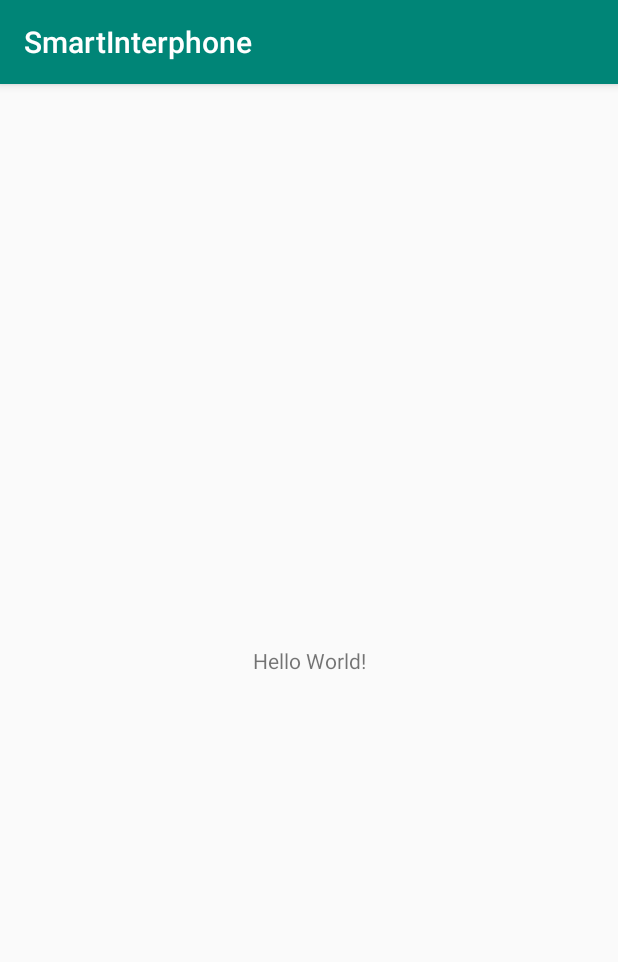
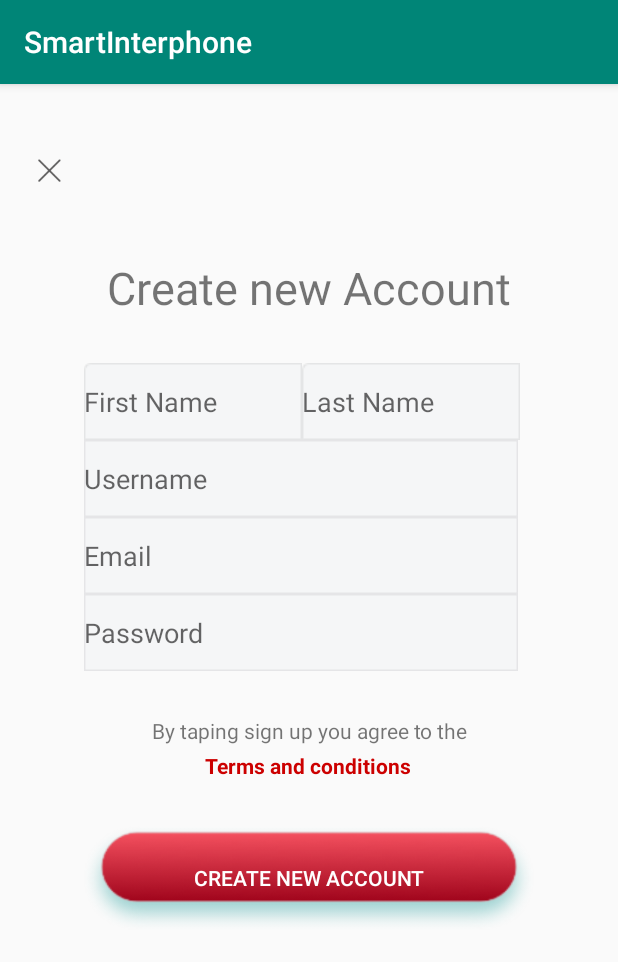
Before and after one commit to arshavin2000/SmartInterphone-Android, an Android app: the screen it shows after launch (MainActivity before the commit, SignUpActivity after it), on a phone screen of 412 x 824 dp. Shown: the top 962 px of the screen. Run offline under Robolectric (Android 15) with nearby library versions, the phone set to English and light mode, and no system bars.

Commit message:
singup xml
create the  signup interface

```diff
--- a/app/src/main/AndroidManifest.xml
+++ b/app/src/main/AndroidManifest.xml
@@ -12,7 +12,8 @@
         android:roundIcon="@mipmap/ic_launcher_round"
         android:supportsRtl="true"
         android:theme="@style/AppTheme">
-        <activity android:name=".MainActivity">
+        <activity android:name=".MainActivity"></activity>
+        <activity android:name=".SignUpActivity">
             <intent-filter>
                 <action android:name="android.intent.action.MAIN" />
 
--- /dev/null
+++ b/app/src/main/java/tn/esprit/innovotors/smartinterphone/SignUpActivity.java
@@ -0,0 +1,13 @@
+package tn.esprit.innovotors.smartinterphone;
+
+import android.support.v7.app.AppCompatActivity;
+import android.os.Bundle;
+
+public class SignUpActivity extends AppCompatActivity {
+
+    @Override
+    protected void onCreate(Bundle savedInstanceState) {
+        super.onCreate(savedInstanceState);
+        setContentView(R.layout.activity_sign_up);
+    }
+}
--- /dev/null
+++ b/app/src/main/res/layout/activity_sign_up.xml
@@ -0,0 +1,124 @@
+<?xml version="1.0" encoding="utf-8"?>
+<LinearLayout xmlns:android="http://schemas.android.com/apk/res/android"
+    xmlns:tools="http://schemas.android.com/tools"
+    android:layout_width="match_parent"
+    android:layout_height="match_parent"
+    android:orientation="vertical"
+    tools:context=".SignUpActivity">
+
+    <RelativeLayout
+        android:layout_width="match_parent"
+        android:layout_height="wrap_content"
+        android:layout_marginBottom="30dp">
+        <Button
+            android:layout_width="15dp"
+            android:layout_height="15dp"
+            android:id="@+id/exit"
+            android:background="@drawable/close"
+            android:layout_marginStart="25dp"
+            android:layout_marginTop="50dp"
+            android:layout_marginBottom="50dp"/>
+
+
+        <TextView
+            android:layout_width="wrap_content"
+            android:layout_height="wrap_content"
+            android:layout_below="@+id/exit"
+            android:layout_centerInParent="true"
+            android:layout_marginTop="0dp"
+            android:textSize="30sp"
+            android:text="@string/create_new_account" />
+
+    </RelativeLayout>
+
+    <RelativeLayout
+        android:layout_width="wrap_content"
+        android:layout_height="wrap_content"
+        android:layout_gravity="center"
+        android:gravity="center">
+        <EditText
+            android:id="@+id/name"
+            android:layout_width="wrap_content"
+            android:layout_height="wrap_content"
+            android:background="@drawable/field"
+            android:hint="@string/name_hint"
+            android:textAlignment="textStart"
+            />
+        <EditText
+            android:id="@+id/prename"
+            android:layout_width="wrap_content"
+            android:layout_height="wrap_content"
+            android:background="@drawable/field"
+            android:layout_toEndOf="@+id/name"
+            android:hint="@string/prename_hint"
+            android:textAlignment="textStart"/>
+        <EditText
+            android:id="@+id/username"
+            android:layout_width="wrap_content"
+            android:layout_height="wrap_content"
+            android:background="@drawable/field1"
+            android:layout_below="@+id/name"
+            android:hint="@string/username_hint"
+            android:textAlignment="textStart"
+            />
+        <EditText
+            android:inputType="textEmailAddress"
+            android:id="@+id/email"
+            android:layout_width="wrap_content"
+            android:layout_height="wrap_content"
+            android:background="@drawable/field1"
+            android:layout_below="@+id/username"
+            android:hint="@string/email_hint"
+            android:textAlignment="textStart"
+            />
+        <EditText
+            android:inputType="textPassword"
+            android:id="@+id/password"
+            android:layout_width="wrap_content"
+            android:layout_height="wrap_content"
+            android:background="@drawable/field1"
+            android:layout_below="@+id/email"
+            android:hint="@string/password_hint"
+            android:textAlignment="textStart"
+            />
+
+
+        <TextView
+            android:layout_marginTop="30dp"
+            android:layout_below="@id/password"
+            android:gravity="center"
+            android:id="@+id/text1"
+            android:layout_width="wrap_content"
+            android:layout_height="wrap_content"
+            android:layout_centerInParent="true"
+            android:text="@string/text1"/>
+
+        <TextView
+            android:id="@+id/terms"
+            android:layout_width="wrap_content"
+            android:layout_height="wrap_content"
+            android:layout_below="@+id/text1"
+            android:layout_marginTop="4dp"
+            android:layout_marginBottom="30dp"
+            android:layout_centerInParent="true"
+            android:textColor="@android:color/holo_red_dark"
+            android:textColorLink="@android:color/holo_red_dark"
+            android:linksClickable="true"
+            android:textStyle="bold"
+            android:text="@string/terms" />
+
+
+        <Button
+            android:layout_width="300dp"
+            android:layout_height="70dp"
+            android:layout_below="@+id/terms"
+            android:text="@string/create_new_account"
+            android:textColor="@android:color/white"
+            android:background="@drawable/button"/>
+    </RelativeLayout>
+
+
+
+
+
+</LinearLayout>
--- a/app/src/main/res/values/strings.xml
+++ b/app/src/main/res/values/strings.xml
@@ -1,3 +1,18 @@
 <resources>
     <string name="app_name">SmartInterphone</string>
+    <string name="create_new_account">Create new Account</string>
+    <string name="name_hint">First Name</string>
+    <string name="prename_hint">Last Name</string>
+    <string name="username_hint">Username</string>
+    <string name="email_hint">Email</string>
+    <string name="password_hint">Password</string>
+    <string name="cearte_account">Create an account</string>
+    <string name="text1">By taping sign up you agree to the</string>
+    <string name="terms">Terms and conditions</string>
+
+
+
+
+
+
 </resources>
```
Also changed, not shown: app/src/main/res/drawable/button.png (added), app/src/main/res/drawable/close.png (added), app/src/main/res/drawable/field.png (added), app/src/main/res/drawable/field1.png (added).
